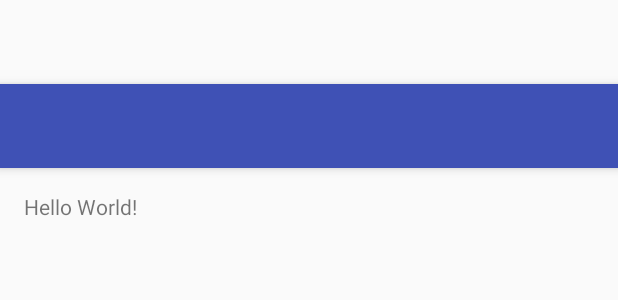
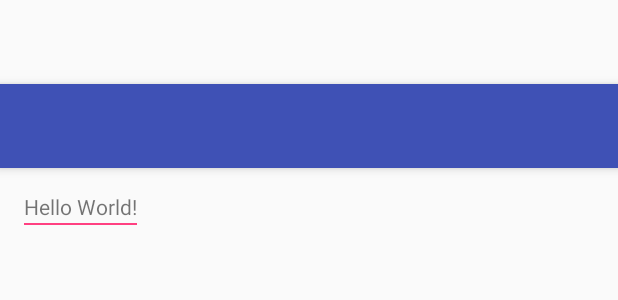
Before and after one commit to vkalmath/customeviews, an Android app: the layout activity_main.xml on its own in the app's theme, with its tools: preview values and no code run, on a phone screen of 412 x 824 dp. Shown: the top 300 px of the screen. Run offline under Robolectric (Android 15) with nearby library versions, the phone set to English and light mode, and no system bars.

Commit message:
Addet Attributes to underline text view. These attributes are set via xml file.

```diff
--- a/app/src/main/java/vk/com/customviews/MainActivity.java
+++ b/app/src/main/java/vk/com/customviews/MainActivity.java
@@ -24,11 +24,6 @@ public class MainActivity extends AppCompatActivity {
 
         //custom UNDERLINED TEX VIEW
         UnderLinedTextView underLinedTextView = (UnderLinedTextView)findViewById(R.id.underLineTextView);
-        //set the height
-        underLinedTextView.setUnderLineHeight(2);
-        //set the color
-        underLinedTextView.setUnderLineColor(Color.BLUE);
-
     }
 
     @Override
--- a/app/src/main/java/vk/com/customviews/widget/UnderLinedTextView.java
+++ b/app/src/main/java/vk/com/customviews/widget/UnderLinedTextView.java
@@ -1,11 +1,14 @@
 package vk.com.customviews.widget;
 
 import android.content.Context;
+import android.content.res.TypedArray;
 import android.graphics.Canvas;
 import android.graphics.Color;
 import android.graphics.Paint;
 import android.util.AttributeSet;
 import android.widget.TextView;
+
+import vk.com.customviews.R;
 
 /**
  * Created by kalmath_v on 1/5/16.
@@ -39,18 +42,35 @@ public class UnderLinedTextView extends TextView {
 
     public UnderLinedTextView(Context context) {
         super(context);
+        initialize(context, null, 0, 0);
     }
 
     public UnderLinedTextView(Context context, AttributeSet attrs) {
         super(context, attrs);
+        initialize(context, attrs, 0, 0);
     }
 
     public UnderLinedTextView(Context context, AttributeSet attrs, int defStyleAttr) {
         super(context, attrs, defStyleAttr);
+        initialize(context, attrs, defStyleAttr, 0);
+    }
+
+    private void initialize(Context context, AttributeSet attrs, int defStyleAttr, int defStyleRes) {
+        TypedArray array = null;
+        try {
+            array = context.obtainStyledAttributes(attrs, R.styleable.UnderLinedTextView, defStyleAttr, defStyleRes);
+            setUnderLineColor(array.getColor(R.styleable.UnderLinedTextView_underlineColor, Color.TRANSPARENT));
+            setUnderLineHeight(array.getDimensionPixelSize(R.styleable.UnderLinedTextView_underlineHeight, 0));
+        } finally {
+            if(array != null){
+                array.recycle();
+            }
+        }
     }
 
     public UnderLinedTextView(Context context, AttributeSet attrs, int defStyleAttr, int defStyleRes) {
         super(context, attrs, defStyleAttr, defStyleRes);
+        initialize(context, attrs, defStyleAttr, defStyleRes);
     }
 
     @Override
--- a/app/src/main/res/layout/content_main.xml
+++ b/app/src/main/res/layout/content_main.xml
@@ -13,6 +13,9 @@
     tools:showIn="@layout/activity_main">
 
     <vk.com.customviews.widget.UnderLinedTextView
+        xmlns:vk="http://schemas.android.com/apk/res-auto"
+        vk:underlineColor = "@color/colorAccent"
+        vk:underlineHeight="@dimen/height"
         android:id="@+id/underLineTextView"
         android:layout_width="wrap_content"
         android:layout_height="wrap_content"
--- a/app/src/main/res/values/dimens.xml
+++ b/app/src/main/res/values/dimens.xml
@@ -3,4 +3,5 @@
     <dimen name="activity_horizontal_margin">16dp</dimen>
     <dimen name="activity_vertical_margin">16dp</dimen>
     <dimen name="fab_margin">16dp</dimen>
+    <dimen name="height">1dp</dimen>
 </resources>
```
Also changed, not shown: app/src/main/res/values/attrs.xml (added, +7 -0 lines).
